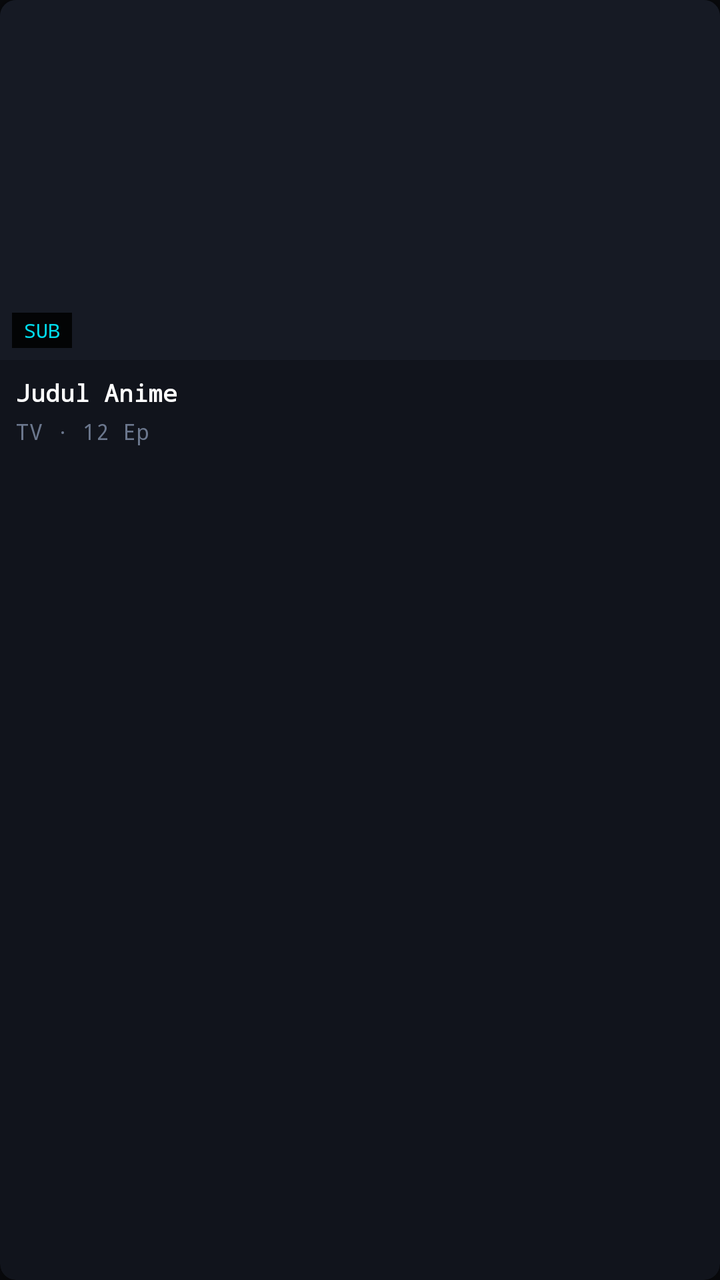
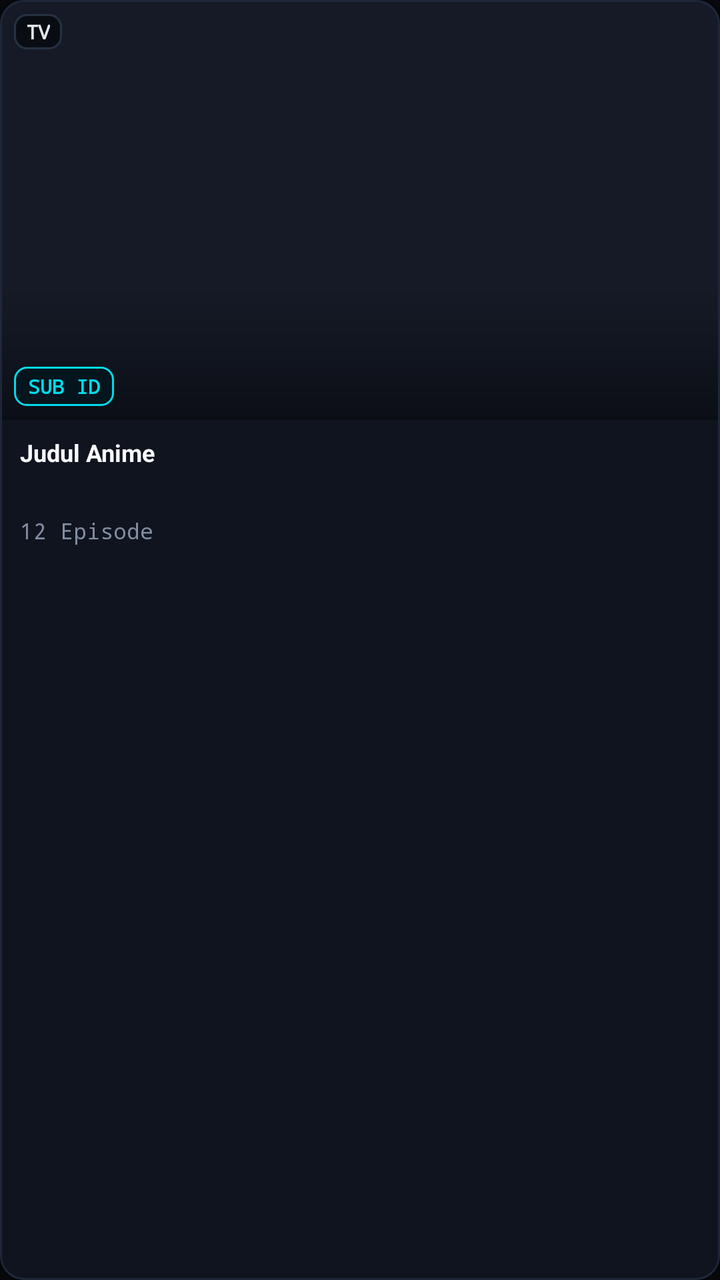

Before-and-after screenshots of an Android layout around one commit, followed by the original layout XML and the change that was made.
<!-- AndroidManifest.xml: application theme Theme.Tatap -->
<!-- res/layout/item_anime_card.xml -->
<?xml version="1.0" encoding="utf-8"?>
<androidx.cardview.widget.CardView xmlns:android="http://schemas.android.com/apk/res/android"
    xmlns:app="http://schemas.android.com/apk/res-auto"
    android:layout_width="match_parent"
    android:layout_height="wrap_content"
    android:layout_margin="6dp"
    app:cardCornerRadius="8dp"
    app:cardElevation="3dp"
    app:cardBackgroundColor="#11141C">

    <LinearLayout
        android:layout_width="match_parent"
        android:layout_height="wrap_content"
        android:orientation="vertical">

        <FrameLayout
            android:layout_width="match_parent"
            android:layout_height="180dp"
            android:background="#161A24">

            <ImageView
                android:id="@+id/iv_poster"
                android:layout_width="match_parent"
                android:layout_height="match_parent"
                android:scaleType="centerCrop" />

            <TextView
                android:id="@+id/tv_badge_ep"
                android:layout_width="wrap_content"
                android:layout_height="wrap_content"
                android:layout_gravity="bottom|start"
                android:layout_margin="6dp"
                android:background="#D9000000"
                android:paddingHorizontal="6dp"
                android:paddingVertical="2dp"
                android:text="SUB"
                android:textColor="#00DBEB"
                android:textSize="10sp"
                android:fontFamily="monospace" />
        </FrameLayout>

        <LinearLayout
            android:layout_width="match_parent"
            android:layout_height="wrap_content"
            android:orientation="vertical"
            android:padding="8dp">

            <TextView
                android:id="@+id/tv_title"
                android:layout_width="match_parent"
                android:layout_height="wrap_content"
                android:maxLines="2"
                android:ellipsize="end"
                android:text="Judul Anime"
                android:textColor="#FFFFFF"
                android:textSize="12sp"
                android:textStyle="bold"
                android:fontFamily="monospace" />

            <TextView
                android:id="@+id/tv_meta"
                android:layout_width="match_parent"
                android:layout_height="wrap_content"
                android:layout_marginTop="4dp"
                android:singleLine="true"
                android:ellipsize="end"
                android:text="TV · 12 Ep"
                android:textColor="#6B778D"
                android:textSize="11sp"
                android:fontFamily="monospace" />
        </LinearLayout>
    </LinearLayout>
</androidx.cardview.widget.CardView>
<!-- resources referenced by this layout -->
<resources>
  <style name="Theme.Tatap" parent="Theme.MaterialComponents.NoActionBar">
          <item name="colorPrimary">#0e7490</item>
          <item name="colorPrimaryVariant">#08090c</item>
          <item name="colorOnPrimary">#ffffff</item>
          <item name="colorSecondary">#00dbeb</item>
          <item name="android:statusBarColor">#08090c</item>
          <item name="android:navigationBarColor">#08090c</item>
          <item name="android:windowBackground">#08090c</item>
      </style>
</resources>

<!-- the commit's change to res/layout/item_anime_card.xml (unified diff, before → after) -->
@@ -1,22 +1,28 @@
 <?xml version="1.0" encoding="utf-8"?>
-<androidx.cardview.widget.CardView xmlns:android="http://schemas.android.com/apk/res/android"
+<com.google.android.material.card.MaterialCardView xmlns:android="http://schemas.android.com/apk/res/android"
     xmlns:app="http://schemas.android.com/apk/res-auto"
     android:layout_width="match_parent"
     android:layout_height="wrap_content"
     android:layout_margin="6dp"
-    app:cardCornerRadius="8dp"
-    app:cardElevation="3dp"
-    app:cardBackgroundColor="#11141C">
+    android:clickable="true"
+    android:focusable="true"
+    android:foreground="?attr/selectableItemBackground"
+    app:cardCornerRadius="12dp"
+    app:cardElevation="4dp"
+    app:cardBackgroundColor="#10141F"
+    app:strokeColor="#1E273A"
+    app:strokeWidth="1dp">
 
     <LinearLayout
         android:layout_width="match_parent"
         android:layout_height="wrap_content"
         android:orientation="vertical">
 
+        
         <FrameLayout
             android:layout_width="match_parent"
-            android:layout_height="180dp"
-            android:background="#161A24">
+            android:layout_height="210dp"
+            android:background="#151A26">
 
             <ImageView
                 android:id="@+id/iv_poster"
@@ -24,50 +30,104 @@
                 android:layout_height="match_parent"
                 android:scaleType="centerCrop" />
 
+            
+            <View
+                android:layout_width="match_parent"
+                android:layout_height="70dp"
+                android:layout_gravity="bottom"
+                android:background="@drawable/bg_poster_scrim" />
+
+            
+            <TextView
+                android:id="@+id/tv_badge_type"
+                android:layout_width="wrap_content"
+                android:layout_height="wrap_content"
+                android:layout_gravity="top|start"
+                android:layout_margin="7dp"
+                android:background="@drawable/bg_badge_type"
+                android:paddingHorizontal="6dp"
+                android:paddingVertical="2dp"
+                android:text="TV"
+                android:textColor="#E2E8F0"
+                android:textSize="10sp"
+                android:textStyle="bold"
+                android:fontFamily="monospace" />
+
+            
+            <TextView
+                android:id="@+id/tv_badge_score"
+                android:layout_width="wrap_content"
+                android:layout_height="wrap_content"
+                android:layout_gravity="top|end"
+                android:layout_margin="7dp"
+                android:background="@drawable/bg_badge_score"
+                android:paddingHorizontal="6dp"
+                android:paddingVertical="2dp"
+                android:text="★ 8.5"
+                android:textColor="#FBBF24"
+                android:textSize="10sp"
+                android:textStyle="bold"
+                android:fontFamily="monospace"
+                android:visibility="gone" />
+
+            
             <TextView
                 android:id="@+id/tv_badge_ep"
                 android:layout_width="wrap_content"
                 android:layout_height="wrap_content"
                 android:layout_gravity="bottom|start"
-                android:layout_margin="6dp"
-                android:background="#D9000000"
-                android:paddingHorizontal="6dp"
-                android:paddingVertical="2dp"
-                android:text="SUB"
+                android:layout_margin="7dp"
+                android:background="@drawable/bg_badge_sub"
+                android:paddingHorizontal="7dp"
+                android:paddingVertical="3dp"
+                android:text="SUB ID"
                 android:textColor="#00DBEB"
                 android:textSize="10sp"
+                android:textStyle="bold"
                 android:fontFamily="monospace" />
         </FrameLayout>
 
+        
         <LinearLayout
             android:layout_width="match_parent"
             android:layout_height="wrap_content"
             android:orientation="vertical"
-            android:padding="8dp">
+            android:paddingHorizontal="10dp"
+            android:paddingTop="8dp"
+            android:paddingBottom="10dp"
+            android:background="#10141F">
 
             <TextView
                 android:id="@+id/tv_title"
                 android:layout_width="match_parent"
-                android:layout_height="wrap_content"
+                android:layout_height="36dp"
                 android:maxLines="2"
                 android:ellipsize="end"
                 android:text="Judul Anime"
-                android:textColor="#FFFFFF"
+                android:textColor="#F8FAFC"
                 android:textSize="12sp"
                 android:textStyle="bold"
-                android:fontFamily="monospace" />
+                android:lineSpacingExtra="2dp" />
 
-            <TextView
-                android:id="@+id/tv_meta"
+            <LinearLayout
                 android:layout_width="match_parent"
                 android:layout_height="wrap_content"
-                android:layout_marginTop="4dp"
-                android:singleLine="true"
-                android:ellipsize="end"
-                android:text="TV · 12 Ep"
-                android:textColor="#6B778D"
-                android:textSize="11sp"
-                android:fontFamily="monospace" />
+                android:orientation="horizontal"
+                android:gravity="center_vertical"
+                android:layout_marginTop="4dp">
+
+                <TextView
+                    android:id="@+id/tv_meta"
+                    android:layout_width="0dp"
+                    android:layout_height="wrap_content"
+                    android:layout_weight="1"
+                    android:singleLine="true"
+                    android:ellipsize="end"
+                    android:text="12 Episode"
+                    android:textColor="#828FA3"
+                    android:textSize="11sp"
+                    android:fontFamily="monospace" />
+            </LinearLayout>
         </LinearLayout>
     </LinearLayout>
-</androidx.cardview.widget.CardView>
+</com.google.android.material.card.MaterialCardView>
<!-- resource entries referenced after the edit -->
@@ -1,5 +1,45 @@
 <!-- resources referenced by this layout -->
 <resources>
+  <!-- drawable bg_badge_score (drawable) -->
+  <?xml version="1.0" encoding="utf-8"?>
+  <shape xmlns:android="http://schemas.android.com/apk/res/android"
+      android:shape="rectangle">
+      <corners android:radius="6dp" />
+      <solid android:color="#E61C1405" />
+      <stroke
+          android:width="1dp"
+          android:color="#F59E0B" />
+  </shape>
+  <!-- drawable bg_badge_sub (drawable) -->
+  <?xml version="1.0" encoding="utf-8"?>
+  <shape xmlns:android="http://schemas.android.com/apk/res/android"
+      android:shape="rectangle">
+      <corners android:radius="6dp" />
+      <solid android:color="#E604161F" />
+      <stroke
+          android:width="1dp"
+          android:color="#00DBEB" />
+  </shape>
+  <!-- drawable bg_badge_type (drawable) -->
+  <?xml version="1.0" encoding="utf-8"?>
+  <shape xmlns:android="http://schemas.android.com/apk/res/android"
+      android:shape="rectangle">
+      <corners android:radius="6dp" />
+      <solid android:color="#D9080B10" />
+      <stroke
+          android:width="1dp"
+          android:color="#263143" />
+  </shape>
+  <!-- drawable bg_poster_scrim (drawable) -->
+  <?xml version="1.0" encoding="utf-8"?>
+  <shape xmlns:android="http://schemas.android.com/apk/res/android"
+      android:shape="rectangle">
+      <gradient
+          android:startColor="#00000000"
+          android:centerColor="#660A0D14"
+          android:endColor="#F20A0D14"
+          android:angle="270" />
+  </shape>
   <style name="Theme.Tatap" parent="Theme.MaterialComponents.NoActionBar">
           <item name="colorPrimary">#0e7490</item>
           <item name="colorPrimaryVariant">#08090c</item>
